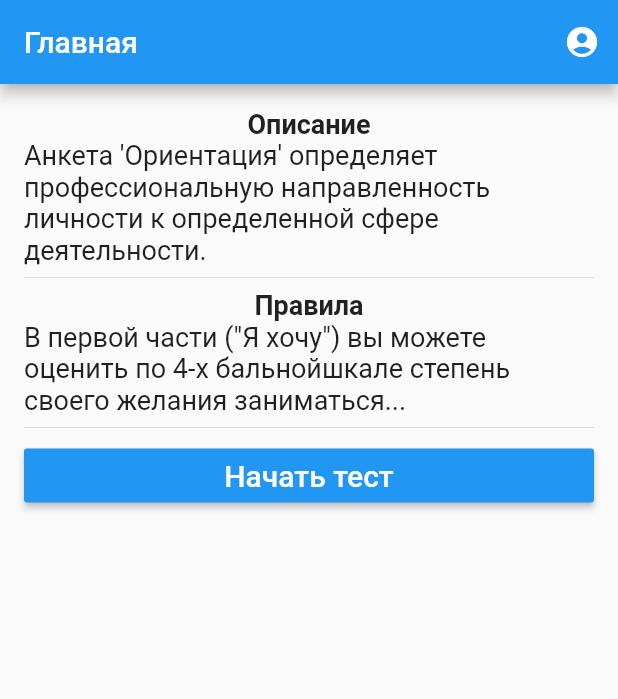
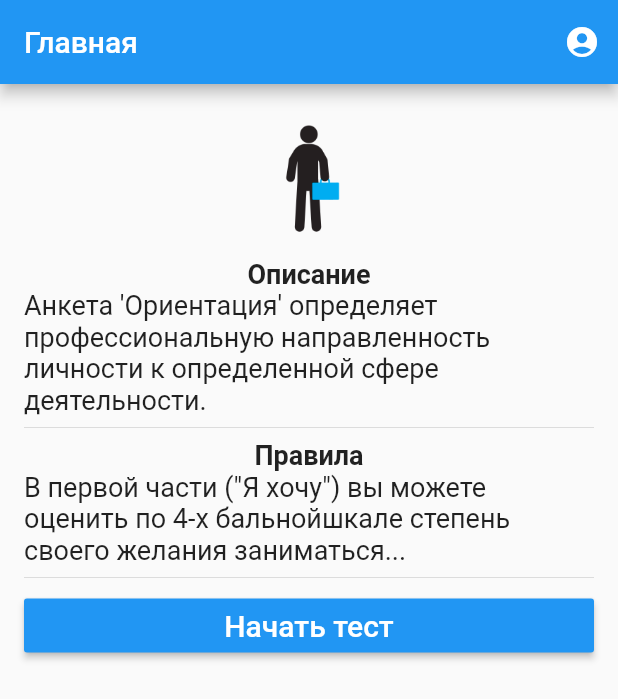
Before and after one commit to m-obrubov/mobile-kp, a Flutter app: the screen it shows after launch, on a phone screen of 412 x 824 dp. Shown: the top 699 px of the screen. Run offline on Flutter 3.47's test engine with Material 2 defaults, Android fonts, the phone set to English and light mode, and no system bars.

Commit message:
На главный экран добавлен логотип

```diff
--- a/questionnaire_fe/lib/pages/home.dart
+++ b/questionnaire_fe/lib/pages/home.dart
@@ -1,3 +1,5 @@
+import 'dart:io';
+
 import 'package:flutter/material.dart';
 import 'package:questionnaire_fe/pages/button.dart';
 import 'package:questionnaire_fe/pages/login.dart';
@@ -51,6 +53,12 @@ class Home extends StatelessWidget {
           children: <Widget>[
             Column(
               children: <Widget>[
+                Image.asset(
+                  'images/logo.png',
+                  alignment: Alignment.center,
+                  width: 100.0,
+                  height: 100.0,
+                ),
                 Text(
                   "Описание",
                   style: TextStyle(
--- a/questionnaire_fe/pubspec.yaml
+++ b/questionnaire_fe/pubspec.yaml
@@ -35,6 +35,9 @@ flutter:
   # included with your application, so that you can use the icons in
   # the material Icons class.
   uses-material-design: true
+  assets:
+   - images/logo.png
+
 
   # To add assets to your application, add an assets section, like this:
   # assets:
```
Also changed, not shown: questionnaire_fe/images/logo.png (added).
